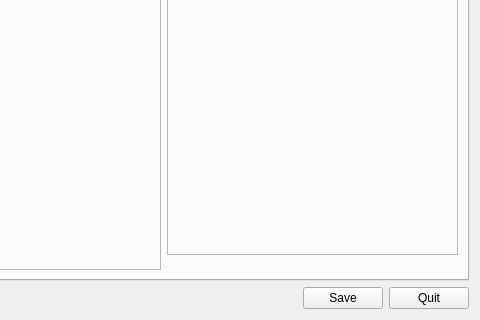
uglyDwarf/linuxtrack, file branches/michal/src/qt_gui/ltr.ui: the form before one commit; both pictures show x 283 to 763 and y 307 to 627 of the 763 by 627 pixel window.
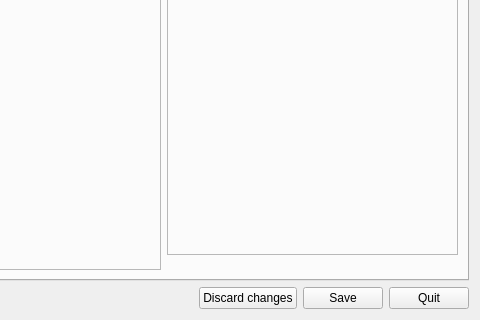
The form after the commit. Icons and pictures are not drawn.

Commit message: 3D presentation of tracking was lost if user looked at its widget before the model was read - fixed by disabling the tab selection during model load. Stared implementation of Revert changes button. Going back to autotools scripts from 9.10.

Patch:
```diff
--- a/branches/michal/src/qt_gui/ltr.ui
+++ b/branches/michal/src/qt_gui/ltr.ui
@@ -1802,6 +1802,13 @@
        </property>
       </spacer>
      </item>
+     <item>
+      <widget class="QPushButton" name="DefaultsButton">
+       <property name="text">
+        <string>Discard changes</string>
+       </property>
+      </widget>
+     </item>
      <item>
       <widget class="QPushButton" name="SaveButton">
        <property name="text">
```
The commit also changes 16 other files.
